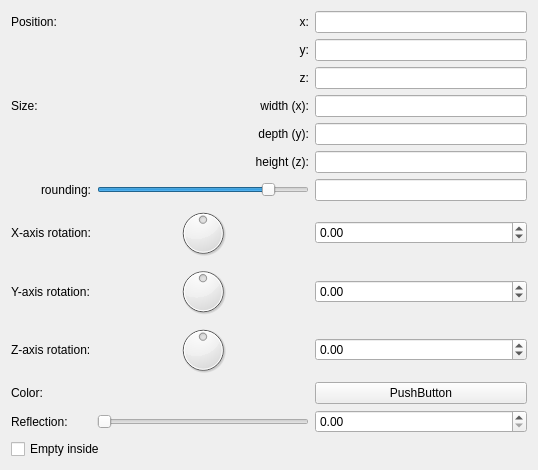
The window that trunk/mandelbulber2/qt_data/primitive_box.ui (buddhi1980/mandelbulber2) describes before a commit, drawn with Qt 5.
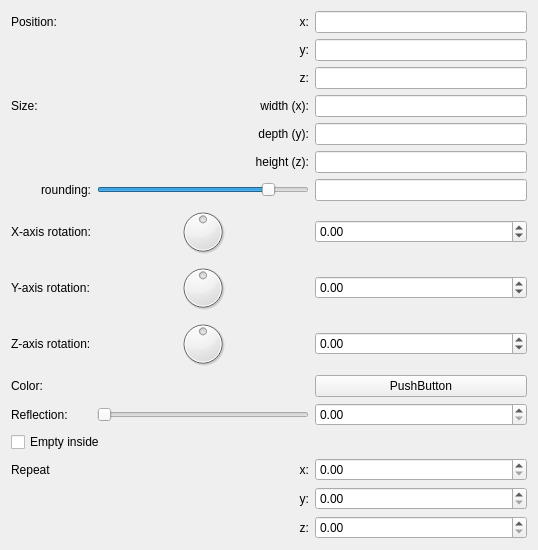
The same window after the commit. Custom widgets are drawn as their Qt base class.

Commit message: Added Repeat Operator for Fractals (in Fractal->Options->Repeat) and for Volume Primitives like Box, Cone, ... (directly in Primitive Settings)

```diff
--- a/trunk/mandelbulber2/qt_data/primitive_box.ui
+++ b/trunk/mandelbulber2/qt_data/primitive_box.ui
@@ -345,7 +345,45 @@
        </property>
       </widget>
      </item>
-    </layout>
+    
+
+	<!-- Repeat Start -->
+     <item row="13" column="0">
+      <widget class="QLabel" name="label">
+       <property name="text">
+        <string>Repeat</string>
+       </property>
+      </widget>
+     </item>
+     <item row="13" column="2">
+      <widget class="MyDoubleSpinBox" name="spinboxd3_repeat_x"/>
+     </item>
+     <item row="14" column="2">
+      <widget class="MyDoubleSpinBox" name="spinboxd3_repeat_y"/>
+     </item>
+     <item row="15" column="2">
+      <widget class="MyDoubleSpinBox" name="spinboxd3_repeat_z"/>
+     </item>
+     <item row="13" column="1">
+      <widget class="QLabel" name="label_repeat_x">
+        <property name="text"><string>x:</string></property>
+       <property name="alignment"><set>Qt::AlignRight|Qt::AlignTrailing|Qt::AlignVCenter</set></property>
+      </widget>
+     </item>
+     <item row="14" column="1">
+      <widget class="QLabel" name="label_repeat_y">
+        <property name="text"><string>y:</string></property>
+       <property name="alignment"><set>Qt::AlignRight|Qt::AlignTrailing|Qt::AlignVCenter</set></property>
+      </widget>
+     </item>
+     <item row="15" column="1">
+      <widget class="QLabel" name="label_repeat_z">
+        <property name="text"><string>z:</string></property>
+       <property name="alignment"><set>Qt::AlignRight|Qt::AlignTrailing|Qt::AlignVCenter</set></property>
+      </widget>
+     </item>
+     <!-- Repeat End -->
+</layout>
    </item>
    <item>
     <spacer name="verticalSpacer">
```
The commit also changes 12 other files.
